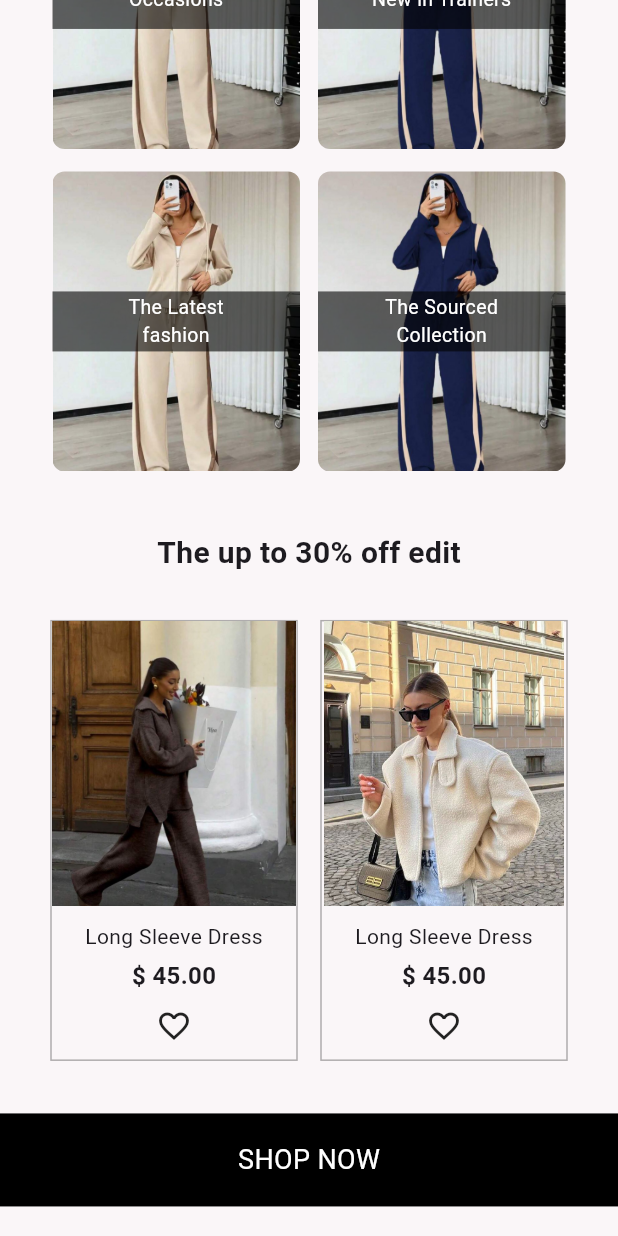
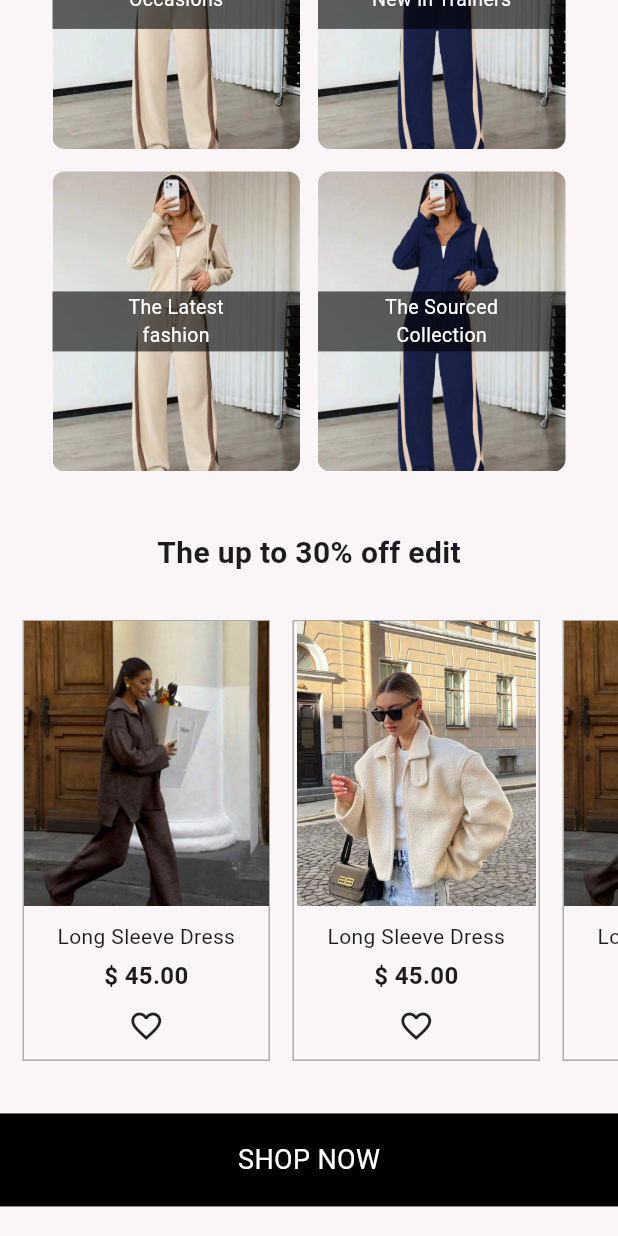
Before and after one commit to tech640/Bridge-App, a Flutter app: the HomePage screen opened directly, scrolled down 1498 dp, on a phone screen of 412 x 824 dp. Run offline on Flutter 3.47's test engine with Material 3 defaults, Android fonts, the phone set to English and light mode, and no system bars; our stand-ins replace font_awesome_flutter, image_picker.

Commit message:
update bag_update

```diff
--- a/lib/screens/home.dart
+++ b/lib/screens/home.dart
@@ -21,7 +21,6 @@ class HomePage extends StatelessWidget {
   Widget build(BuildContext context) {
     return Scaffold(
       backgroundColor: const Color(0xfffaf6f8),
-
       body: SingleChildScrollView(
         child: Column(
           crossAxisAlignment: CrossAxisAlignment.start,
@@ -59,7 +58,6 @@ class HomePage extends StatelessWidget {
                 ),
               ),
             ),
-
             const SizedBox(height: 25),
 
             // ===== TABS (HOME / FOR YOU) =====
@@ -94,7 +92,6 @@ class HomePage extends StatelessWidget {
                 ),
               ],
             ),
-
             const SizedBox(height: 20),
 
             // ===== BANNER =====
@@ -124,7 +121,6 @@ class HomePage extends StatelessWidget {
                 ],
               ),
             ),
-
             const SizedBox(height: 20),
 
             // ===== Fashion Image =====
@@ -138,7 +134,6 @@ class HomePage extends StatelessWidget {
                 ),
               ),
             ),
-
             const SizedBox(height: 30),
 
             // ===== PARTY PREVIEW HEADER =====
@@ -165,7 +160,6 @@ class HomePage extends StatelessWidget {
                 ],
               ),
             ),
-
             const SizedBox(height: 20),
 
             // ===== صف صورتين ProductCard =====
@@ -177,7 +171,6 @@ class HomePage extends StatelessWidget {
                 ProductCard(image: "assets/images/fashion2.png"),
               ],
             ),
-
             const SizedBox(height: 30),
 
             // ===== Banner Black =====
@@ -212,7 +205,6 @@ class HomePage extends StatelessWidget {
                 ],
               ),
             ),
-
             const SizedBox(height: 40),
 
             // ===== NEW IN TITLE =====
@@ -222,10 +214,8 @@ class HomePage extends StatelessWidget {
                 style: TextStyle(fontSize: 26, fontWeight: FontWeight.bold),
               ),
             ),
-
             const SizedBox(height: 25),
 
-            // ===== 4 صور New In =====
             // ===== 4 صور New In مع إضافة الربط =====
             Row(
               mainAxisAlignment: MainAxisAlignment.center,
@@ -241,9 +231,7 @@ class HomePage extends StatelessWidget {
                 ),
               ],
             ),
-
             const SizedBox(height: 15),
-
             Row(
               mainAxisAlignment: MainAxisAlignment.center,
               children: [
@@ -258,7 +246,6 @@ class HomePage extends StatelessWidget {
                 ),
               ],
             ),
-
             const SizedBox(height: 40),
 
             // ===== 30% OFF TEXT =====
@@ -268,19 +255,37 @@ class HomePage extends StatelessWidget {
                 style: TextStyle(fontSize: 20, fontWeight: FontWeight.bold),
               ),
             ),
-
             const SizedBox(height: 30),
 
             // ===== REPEAT ProductCard =====
-            Row(
-              mainAxisAlignment: MainAxisAlignment.center,
+            SingleChildScrollView(
+              scrollDirection: Axis.horizontal,
+              child: Row(
                 children: const [
+                  SizedBox(width: 15),
                   ProductCard(image: "assets/images/fashion3.jpeg"),
                   SizedBox(width: 15),
                   ProductCard(image: "assets/images/fashion2.png"),
+                  SizedBox(width: 15),
+                  ProductCard(image: "assets/images/fashion3.jpeg"),
+                  SizedBox(width: 15),
+                  ProductCard(image: "assets/images/fashion2.png"),
+                  SizedBox(width: 15),
+                  ProductCard(image: "assets/images/fashion3.jpeg"),
+                  SizedBox(width: 15),
+                  ProductCard(image: "assets/images/fashion2.png"),
+                  SizedBox(width: 15),
+                  ProductCard(image: "assets/images/fashion3.jpeg"),
+                  SizedBox(width: 15),
+                  ProductCard(image: "assets/images/fashion2.png"),
+                  SizedBox(width: 15),
+                  ProductCard(image: "assets/images/fashion3.jpeg"),
+                  SizedBox(width: 15),
+                  ProductCard(image: "assets/images/fashion2.png"),
+                  SizedBox(width: 15),
                 ],
               ),
-
+            ),
             const SizedBox(height: 35),
 
             // ===== SHOP NOW BIG BUTTON =====
@@ -295,7 +300,6 @@ class HomePage extends StatelessWidget {
                 ),
               ),
             ),
-
             const SizedBox(height: 20),
           ],
         ),
@@ -304,8 +308,6 @@ class HomePage extends StatelessWidget {
   }
 }
 
-// ================= PRODUCT CARD =================
-// ================= PRODUCT CARD =================
 // ================= PRODUCT CARD =================
 class ProductCard extends StatelessWidget {
   final String image;
@@ -320,8 +322,8 @@ class ProductCard extends StatelessWidget {
           MaterialPageRoute(
             builder: (_) => ProductDetailsPage(
               images: [
-                image,                   // الصورة الرئيسية
-                image,                   // تكرار مؤقت (لحد ما تضيفي صور أخرى)
+                image,
+                image, // تكرار مؤقت
                 image,
               ],
             ),
@@ -360,8 +362,6 @@ class ProductCard extends StatelessWidget {
   }
 }
 
-
-
 // ================= 2 صور مع شريط أسود بالنص =================
 Widget imageBoxBlackText(String img, String lbl) {
   return Stack(
```
Also changed, not shown: lib/screens/bag.dart (+33 -13 lines), lib/screens/favorite.dart (+36 -7 lines), lib/screens/product_detail.dart (+31 -18 lines). Lines whose indentation alone changed are shown as unchanged.
